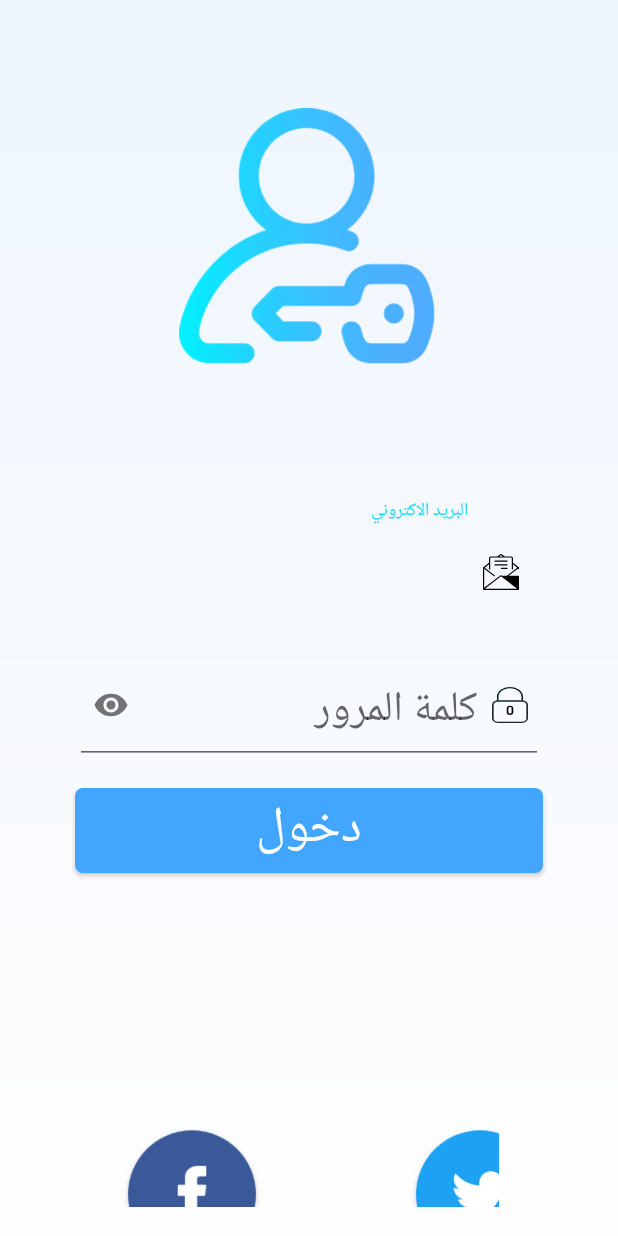
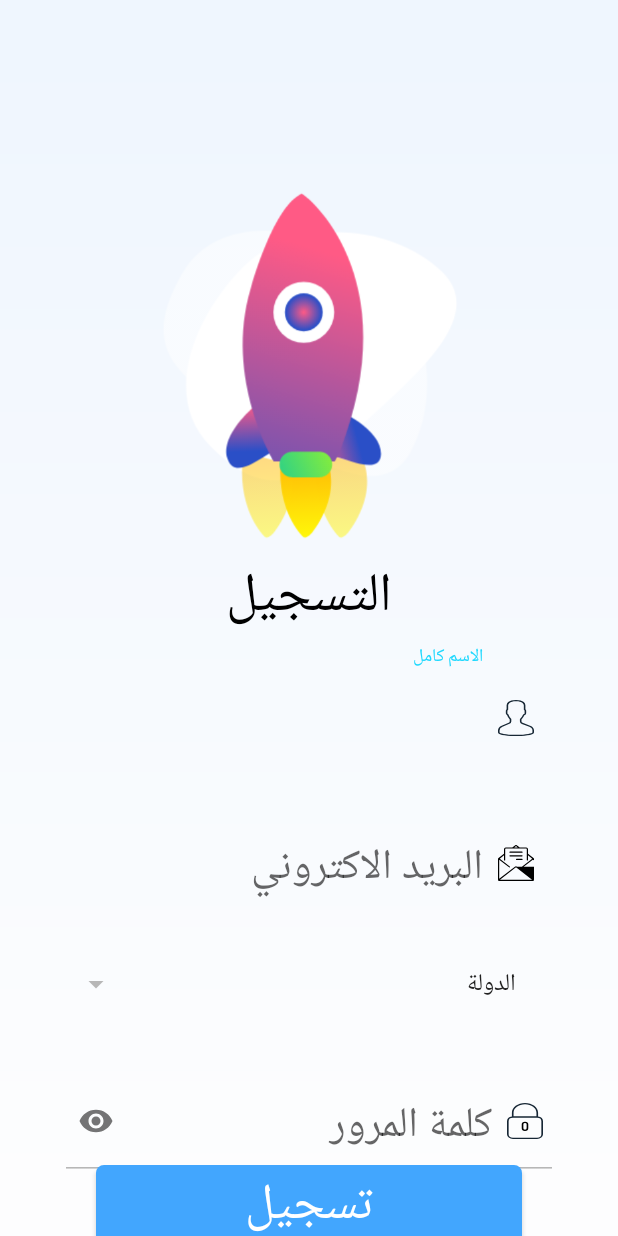
Before and after one commit to alex8530/AndroidChildrenEducation, an Android app: the screen it shows after launch (LoginActivity before the commit, RegisterActivity after it), on a phone screen of 412 x 824 dp. Run offline under Robolectric (Android 15) with nearby library versions, the phone set to English and light mode, and no system bars.

Commit message:
Add Signup activity

```diff
--- a/app/src/main/AndroidManifest.xml
+++ b/app/src/main/AndroidManifest.xml
@@ -3,22 +3,22 @@
     package="com.example.mrzero.androidadkyaaapp3">
 
     <application
-
         android:allowBackup="true"
         android:icon="@drawable/app_icon"
         android:label="@string/app_name"
         android:roundIcon="@mipmap/ic_launcher_round"
         android:supportsRtl="true"
         android:theme="@style/AppTheme">
-        <activity android:name=".MainActivity"></activity>
-        <activity android:name=".LoginActivity">
+        <activity android:name=".MainActivity" />
+        <activity android:name=".RegisterActivity">
             <intent-filter>
                 <action android:name="android.intent.action.MAIN" />
 
                 <category android:name="android.intent.category.LAUNCHER" />
             </intent-filter>
         </activity>
-        <activity android:name=".Splash1Activity"></activity>
+        <activity android:name=".Splash1Activity" />
+        <activity android:name=".LoginActivity"></activity>
     </application>
 
 </manifest>
--- /dev/null
+++ b/app/src/main/java/com/example/mrzero/androidadkyaaapp3/RegisterActivity.java
@@ -0,0 +1,20 @@
+package com.example.mrzero.androidadkyaaapp3;
+
+import androidx.appcompat.app.AppCompatActivity;
+
+import android.os.Bundle;
+import android.widget.ArrayAdapter;
+import android.widget.Spinner;
+
+public class RegisterActivity extends AppCompatActivity {
+
+    @Override
+    protected void onCreate(Bundle savedInstanceState) {
+        super.onCreate(savedInstanceState);
+        setContentView(R.layout.activity_register);
+
+
+
+
+    }
+}
--- /dev/null
+++ b/app/src/main/res/drawable/ic_flag_icon.xml
@@ -0,0 +1,4 @@
+<vector android:height="24dp" android:viewportHeight="49.952"
+    android:viewportWidth="36.631" android:width="24dp" xmlns:android="http://schemas.android.com/apk/res/android">
+    <path android:fillColor="#FF000000" android:pathData="M36.108,2.619c-0.382,-0.154 -9.457,-3.706 -16.517,0.037C14,5.626 4.175,3.4 1.665,2.754L1.665,0.833A0.833,0.833 0,1 0,0 0.833v2.5c0,0.012 0.006,0.022 0.007,0.033S0,3.382 0,3.392L0,49.119a0.833,0.833 0,1 0,1.665 0L1.665,29.451a44.955,44.955 0,0 0,10.3 1.359A18.245,18.245 0,0 0,20.371 29.1c6.371,-3.381 15.032,0 15.119,0.037a0.834,0.834 0,0 0,1.141 -0.773L36.631,3.392A0.832,0.832 0,0 0,36.108 2.619ZM34.966,27.195c-2.714,-0.864 -9.7,-2.578 -15.376,0.437 -5.594,2.969 -15.411,0.743 -17.925,0.1L1.665,4.475c3.208,0.8 12.805,2.783 18.706,-0.347 5.466,-2.9 12.619,-0.82 14.6,-0.151Z"/>
+</vector>
--- /dev/null
+++ b/app/src/main/res/drawable/ic_user_icon.xml
@@ -0,0 +1,4 @@
+<vector android:height="24dp" android:viewportHeight="60"
+    android:viewportWidth="46" android:width="24dp" xmlns:android="http://schemas.android.com/apk/res/android">
+    <path android:fillColor="#172735" android:pathData="M41.014,42.889l-9.553,-4.776A2.63,2.63 0,0 1,30 35.748L30,32.367c0.229,-0.28 0.47,-0.6 0.719,-0.951a22.886,22.886 0,0 0,2.954 -5.8A3.968,3.968 0,0 0,36 22L36,18a3.988,3.988 0,0 0,-1 -2.625L35,10.056a8.965,8.965 0,0 0,-2.092 -6.525C30.854,1.188 27.521,0 23,0s-7.854,1.188 -9.908,3.53A8.967,8.967 0,0 0,11 10.056v5.319A3.988,3.988 0,0 0,10 18v4a3.976,3.976 0,0 0,1.5 3.109A20.988,20.988 0,0 0,15 32.346v3.309a2.642,2.642 0,0 1,-1.377 2.32L4.7,42.841A9.018,9.018 0,0 0,0 50.762L0,54c0,4.746 15.045,6 23,6s23,-1.254 23,-6L46,50.957A8.973,8.973 0,0 0,41.014 42.889ZM44,54c0,1.357 -7.412,4 -21,4S2,55.357 2,54L2,50.762A7.016,7.016 0,0 1,5.659 44.6l8.921,-4.866A4.644,4.644 0,0 0,17 35.655L17,31.636l-0.233,-0.278a18.879,18.879 0,0 1,-3.41 -7.065l-0.091,-0.4 -0.341,-0.22A2,2 0,0 1,12 22L12,18a1.974,1.974 0,0 1,0.67 -1.475l0.33,-0.3L13,10l-0.009,-0.131a6.944,6.944 0,0 1,1.6 -5.021C16.253,2.958 19.081,2 23,2s6.727,0.951 8.386,2.828a7.039,7.039 0,0 1,1.623 5.041L33,16.228l0.33,0.3A1.97,1.97 0,0 1,34 18v4a1.989,1.989 0,0 1,-1.422 1.9l-0.5,0.153 -0.16,0.5a20.934,20.934 0,0 1,-2.834 5.713,13.157 13.157,0 0,1 -0.837,1.079L28,31.623v4.125A4.618,4.618 0,0 0,30.566 39.9l9.553,4.776A6.982,6.982 0,0 1,44 50.957Z"/>
+</vector>
--- a/app/src/main/res/layout/activity_login.xml
+++ b/app/src/main/res/layout/activity_login.xml
@@ -26,14 +26,14 @@
         android:layout_width="wrap_content"
         android:layout_height="wrap_content"
         android:orientation="vertical"
-        app:layout_constraintGuide_end="50dp"/>
+        app:layout_constraintGuide_end="40dp"/>
 
     <androidx.constraintlayout.widget.Guideline
         android:id="@+id/guideline3"
         android:layout_width="wrap_content"
         android:layout_height="wrap_content"
         android:orientation="vertical"
-        app:layout_constraintGuide_begin="50dp" />
+        app:layout_constraintGuide_begin="40dp" />
 
 
     <LinearLayout
--- /dev/null
+++ b/app/src/main/res/layout/activity_register.xml
@@ -0,0 +1,141 @@
+<?xml version="1.0" encoding="utf-8"?>
+<androidx.constraintlayout.widget.ConstraintLayout xmlns:android="http://schemas.android.com/apk/res/android"
+    xmlns:app="http://schemas.android.com/apk/res-auto"
+    xmlns:tools="http://schemas.android.com/tools"
+    android:layout_width="match_parent"
+    android:layout_height="match_parent"
+    android:background="@drawable/bg_signup"
+    android:layoutDirection="rtl"
+    tools:context=".RegisterActivity">
+
+    <ImageView
+        android:id="@+id/imageView4"
+        android:layout_width="350px"
+        android:layout_height="370px"
+        android:layout_marginStart="8dp"
+        android:layout_marginTop="170px"
+        android:layout_marginEnd="8dp"
+        app:layout_constraintEnd_toEndOf="parent"
+        app:layout_constraintStart_toStartOf="parent"
+        app:layout_constraintTop_toTopOf="parent"
+        app:srcCompat="@drawable/logo_signup" />
+
+    <TextView
+        android:id="@+id/textView8"
+        android:layout_width="wrap_content"
+        android:layout_height="wrap_content"
+        android:layout_marginTop="8dp"
+        android:text="التسجيل"
+        android:textColor="@color/black"
+        android:textSize="54px"
+        app:layout_constraintEnd_toEndOf="@+id/imageView4"
+        app:layout_constraintStart_toStartOf="@+id/imageView4"
+        app:layout_constraintTop_toBottomOf="@+id/imageView4" />
+
+
+    <com.google.android.material.textfield.TextInputLayout
+        android:id="@+id/textInputLayout"
+        android:layout_width="0dp"
+
+        android:layout_height="wrap_content"
+        app:layout_constraintEnd_toStartOf="@+id/guideline5"
+        app:layout_constraintStart_toStartOf="@+id/guideline4"
+        app:layout_constraintTop_toBottomOf="@+id/textView8">
+
+        <com.google.android.material.textfield.TextInputEditText
+            style="@style/Widget.MaterialComponents.TextInputLayout.OutlinedBox"
+            android:layout_width="match_parent"
+            android:layout_height="wrap_content"
+            android:drawableStart="@drawable/ic_user_icon"
+            android:drawablePadding="10dp"
+            android:hint="الاسم كامل"
+            android:padding="20dp"
+            android:textSize="42px" />
+    </com.google.android.material.textfield.TextInputLayout>
+
+    <com.google.android.material.textfield.TextInputLayout
+        android:id="@+id/textInputLayout2"
+        android:layout_width="0dp"
+
+        android:layout_height="wrap_content"
+        android:layout_marginTop="8dp"
+        app:layout_constraintEnd_toStartOf="@+id/guideline5"
+        app:layout_constraintStart_toStartOf="@+id/guideline4"
+        app:layout_constraintTop_toBottomOf="@+id/textInputLayout">
+
+        <com.google.android.material.textfield.TextInputEditText
+            style="@style/Widget.MaterialComponents.TextInputLayout.OutlinedBox"
+            android:layout_width="match_parent"
+            android:layout_height="wrap_content"
+            android:drawableStart="@drawable/ic_mail_icon"
+            android:drawablePadding="10dp"
+            android:hint="البريد الاكتروني"
+            android:padding="20dp"
+            android:textSize="42px" />
+    </com.google.android.material.textfield.TextInputLayout>
+
+    <Spinner
+        android:id="@+id/spinner"
+        android:layout_width="0dp"
+        android:layout_height="wrap_content"
+        android:layout_marginTop="8dp"
+        android:entries="@array/country_arrays"
+        android:padding="20dp"
+        app:layout_constraintEnd_toStartOf="@+id/guideline5"
+        app:layout_constraintStart_toStartOf="@+id/guideline4"
+        app:layout_constraintTop_toBottomOf="@+id/textInputLayout2" />
+
+    <com.google.android.material.textfield.TextInputLayout
+        android:id="@+id/textInputLayout3"
+        android:layout_width="0dp"
+        android:layout_height="wrap_content"
+        android:layout_marginTop="8dp"
+        app:layout_constraintEnd_toStartOf="@+id/guideline5"
+        app:layout_constraintStart_toStartOf="@+id/guideline4"
+        app:layout_constraintTop_toBottomOf="@+id/spinner"
+        app:passwordToggleEnabled="true">
+
+        <com.google.android.material.textfield.TextInputEditText
+            android:layout_width="match_parent"
+            android:layout_height="wrap_content"
+
+            android:drawableStart="@drawable/ic_locked_icon"
+            android:drawablePadding="10dp"
+            android:hint="كلمة المرور"
+            android:inputType="textPassword"
+            android:padding="20dp"
+            android:paddingStart="10dp"
+            android:textSize="42px" />
+    </com.google.android.material.textfield.TextInputLayout>
+
+    <Button
+        android:id="@+id/button"
+        android:layout_width="0dp"
+        android:layout_height="wrap_content"
+        android:layout_marginStart="24dp"
+        android:layout_marginEnd="24dp"
+        android:layout_marginBottom="8dp"
+        android:background="@drawable/shape_enter_btn"
+        android:text="تسجيل"
+        android:textColor="@android:color/white"
+        android:textSize="50px"
+        app:layout_constraintBottom_toBottomOf="parent"
+        app:layout_constraintEnd_toStartOf="@+id/guideline5"
+        app:layout_constraintStart_toStartOf="@+id/guideline4"
+        app:layout_constraintTop_toBottomOf="@+id/textInputLayout3"
+        app:layout_constraintVertical_bias="0.366" />
+
+    <androidx.constraintlayout.widget.Guideline
+        android:id="@+id/guideline4"
+        android:layout_width="wrap_content"
+        android:layout_height="wrap_content"
+        android:orientation="vertical"
+        app:layout_constraintGuide_begin="40dp" />
+
+    <androidx.constraintlayout.widget.Guideline
+        android:id="@+id/guideline5"
+        android:layout_width="wrap_content"
+        android:layout_height="wrap_content"
+        android:orientation="vertical"
+        app:layout_constraintGuide_end="40dp" />
+</androidx.constraintlayout.widget.ConstraintLayout>
--- /dev/null
+++ b/app/src/main/res/layout/row_spinner_item.xml
@@ -0,0 +1,7 @@
+<?xml version="1.0" encoding="utf-8"?>
+<TextView xmlns:android="http://schemas.android.com/apk/res/android"
+    android:id="@android:id/text1"
+    android:layout_width="match_parent"
+    android:layout_height="wrap_content"
+    android:textSize="12sp"
+    android:textColor="#a3a3a3" />
--- /dev/null
+++ b/app/src/main/res/values/arrays.xml
@@ -0,0 +1,11 @@
+<?xml version="1.0" encoding="utf-8"?>
+<resources>
+    <string-array name="country_arrays">
+        <item>الدولة</item>
+        <item>الدولة1</item>
+        <item>الدولة2</item>
+        <item>الدولة3</item>
+
+
+    </string-array>
+</resources>
--- a/app/src/main/res/values/colors.xml
+++ b/app/src/main/res/values/colors.xml
@@ -3,4 +3,9 @@
     <color name="colorPrimary">#1ED8FE</color>
     <color name="colorPrimaryDark">#49B0FE</color>
     <color name="colorAccent">#35ed3c</color>
+
+
+
+    <color name="gray">#B7B7B7</color>
+    <color name="black">#000</color>
 </resources>
--- a/app/src/main/res/values/styles.xml
+++ b/app/src/main/res/values/styles.xml
@@ -9,7 +9,7 @@
 
 
         <!--this is for change color of  TextinputLayout's-->
-        <!--<item name="colorControlNormal">#000</item>-->
+        <item name="colorControlNormal">@color/gray</item>
         <item name="colorControlActivated">@color/colorPrimary</item>
         <item name="colorControlHighlight">@color/colorPrimary</item>
     </style>
```
Also changed, not shown: app/src/main/res/drawable/bg_signup.png (added), app/src/main/res/drawable/logo_signup.png (added).
